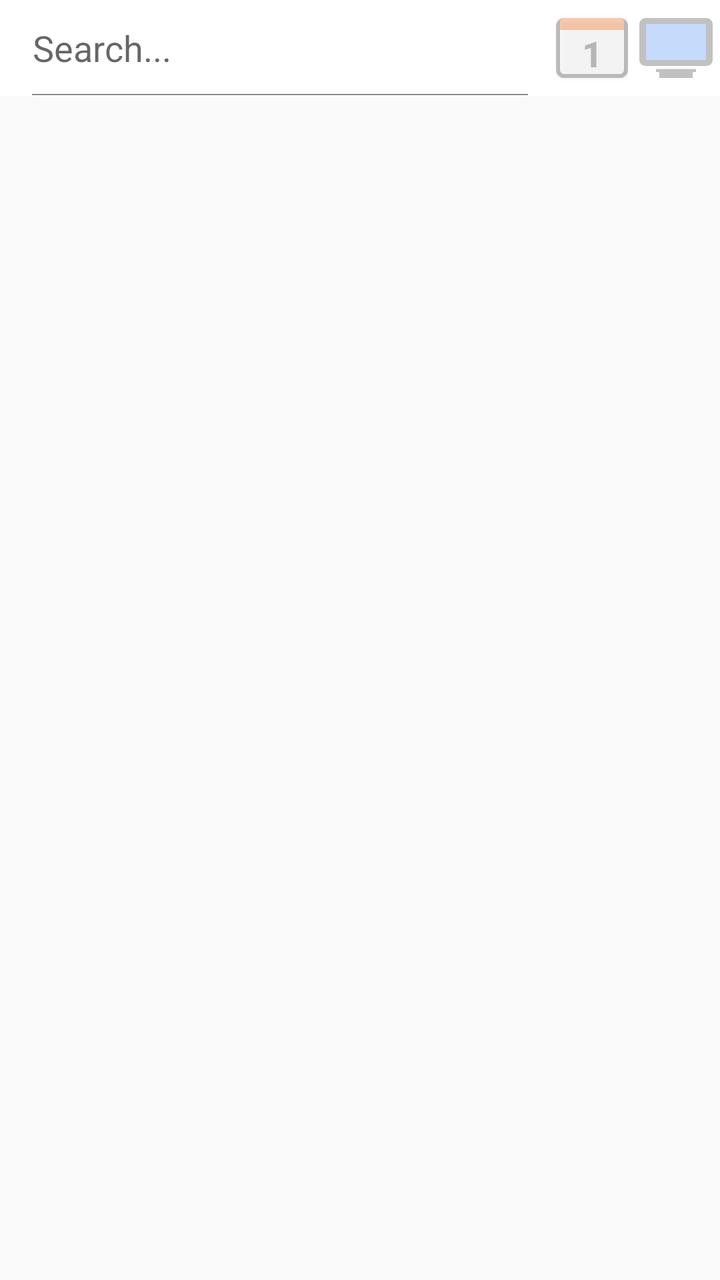
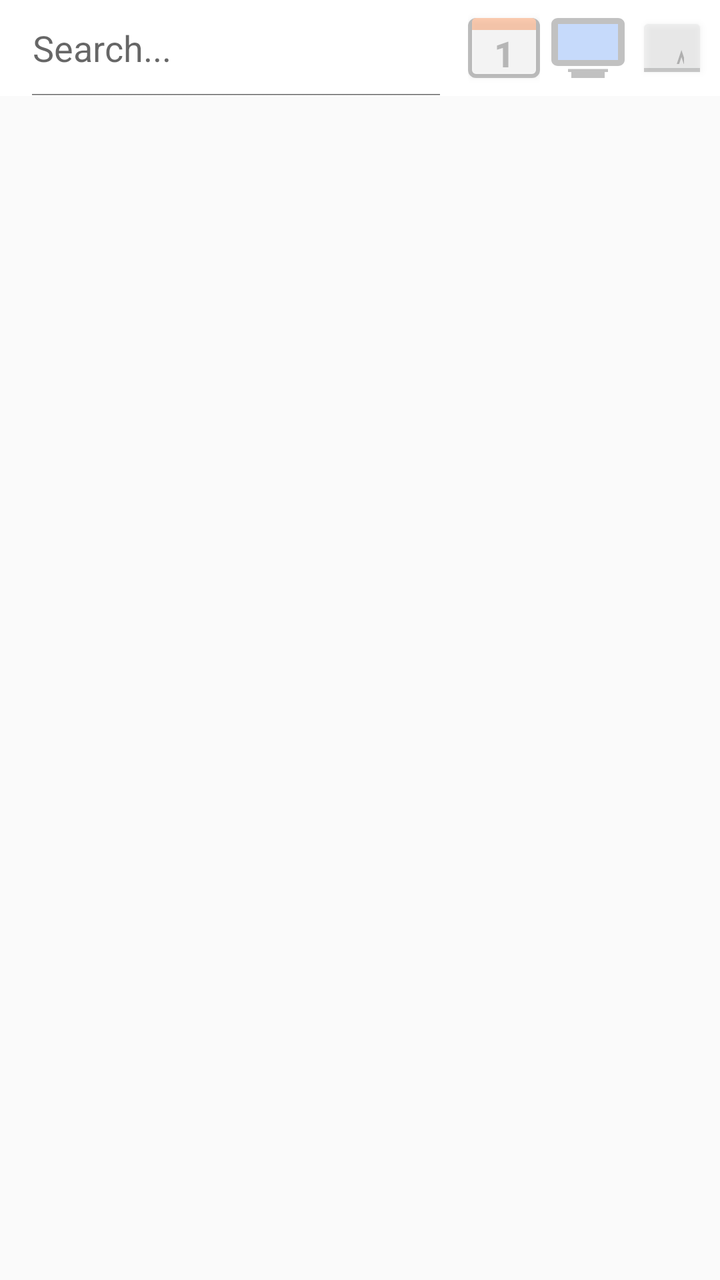

Two renders of the same Android screen: before a commit and after it. Below are the layout's source before the change and the commit's diff.
<!-- AndroidManifest.xml: application theme AppTheme -->
<!-- res/layout/activity_main.xml -->
<?xml version="1.0" encoding="utf-8"?>
<LinearLayout xmlns:android="http://schemas.android.com/apk/res/android"
    xmlns:tools="http://schemas.android.com/tools"
    android:id="@+id/container"
    android:layout_width="match_parent"
    android:layout_height="match_parent"
    android:orientation="vertical"
    tools:ignore="HardcodedText,VisualLintTextFieldSize">

    
    <Toolbar
        android:id="@+id/toolbar"
        android:layout_width="match_parent"
        android:layout_height="48dp"
        android:background="@android:color/white">

        <LinearLayout
            android:layout_width="match_parent"
            android:layout_height="match_parent"
            android:background="@android:color/white"
            android:baselineAligned="false"
            android:orientation="horizontal">

            
            <SearchView
                android:id="@+id/search"
                android:layout_width="0dp"
                android:layout_height="match_parent"
                android:layout_weight="1"
                android:layout_marginStart="-16dp"
                android:iconifiedByDefault="false"
                android:queryHint="Search..."
                android:searchIcon="@null"
                tools:ignore="VisualLintBounds" />

            
            <FrameLayout
                android:id="@+id/todayButtonFrame"
                android:layout_width="44dp"
                android:layout_height="match_parent"
                android:paddingStart="6dp"
                android:paddingEnd="2dp"
                android:paddingTop="6dp"
                android:paddingBottom="6dp">
                <ToggleButton
                    android:id="@+id/todayButton"
                    android:layout_width="match_parent"
                    android:layout_height="match_parent"
                    android:background="@drawable/calendar_day_1"
                    android:checked="false"
                    android:contentDescription="Show only today's events"
                    android:textOff="1"
                    android:textOn="1"
                    android:textSize="18sp"
                    android:textStyle="bold"
                    android:textColor="#333333"
                    android:gravity="center"
                    android:paddingTop="8dp"
                    android:alpha="0.3" />
            </FrameLayout>

            
            <FrameLayout
                android:id="@+id/virtualButtonFrame"
                android:layout_width="44dp"
                android:layout_height="match_parent"
                android:paddingStart="2dp"
                android:paddingEnd="2dp"
                android:paddingTop="6dp"
                android:paddingBottom="6dp">
                <ToggleButton
                    android:id="@+id/virtualButton"
                    android:layout_width="match_parent"
                    android:layout_height="match_parent"
                    android:background="@drawable/virtual_icon"
                    android:checked="false"
                    android:contentDescription="Show only virtual/online events"
                    android:textOff=""
                    android:textOn=""
                    android:alpha="0.3" />
            </FrameLayout>
        </LinearLayout>

    </Toolbar>

    
    <FrameLayout
        android:layout_width="match_parent"
        android:layout_height="match_parent">

        <androidx.recyclerview.widget.RecyclerView
            android:id="@+id/recycler_view"
            android:layout_width="match_parent"
            android:layout_height="match_parent"
            android:contentDescription="List of events." />

    </FrameLayout>

</LinearLayout>
<!-- resources referenced by this layout -->
<resources>
  <!-- drawable calendar_day_1 (drawable) -->
  <?xml version="1.0" encoding="utf-8"?>
  <inset xmlns:android="http://schemas.android.com/apk/res/android"
      android:insetTop="3dp"
      android:insetBottom="3dp">
      <layer-list>
          
          <item>
              <shape android:shape="rectangle">
                  <solid android:color="#FFFFFF" />
                  <corners android:radius="3dp" />
                  <stroke android:width="2dp" android:color="#333333" />
              </shape>
          </item>
          
          <item android:top="0dp" android:height="6dp" android:left="2dp" android:right="2dp">
              <shape android:shape="rectangle">
                  <solid android:color="#FF5F05" />
                  <corners android:topLeftRadius="2dp" android:topRightRadius="2dp" />
              </shape>
          </item>
      </layer-list>
  </inset>
  <!-- drawable virtual_icon (drawable) -->
  <?xml version="1.0" encoding="utf-8"?>
  <vector xmlns:android="http://schemas.android.com/apk/res/android"
      android:width="24dp"
      android:height="24dp"
      android:viewportWidth="24"
      android:viewportHeight="24">
      
      <path
          android:fillColor="#333333"
          android:pathData="M21,2 L3,2 C1.9,2 1,2.9 1,4 L1,16 C1,17.1 1.9,18 3,18 L21,18 C22.1,18 23,17.1 23,16 L23,4 C23,2.9 22.1,2 21,2 Z" />
      
      <path
          android:fillColor="#4285F4"
          android:pathData="M21,4 L3,4 L3,16 L21,16 L21,4 Z" />
      
      <path
          android:fillColor="#333333"
          android:pathData="M6,19 L18,19 L18,20 L17,20 L17,22 L7,22 L7,20 L6,20 Z" />
  </vector>
  <style name="AppTheme" parent="Theme.AppCompat.Light.NoActionBar">
          <item name="colorPrimary">@color/colorPrimary</item>       
          <item name="colorPrimaryDark">@color/colorPrimaryDark</item> 
          <item name="colorAccent">@color/colorAccent</item>         
      </style>
  <color name="colorPrimary">#13294b</color>
  <color name="colorPrimaryDark">#13294b</color>
  <color name="colorAccent">#E84A27</color>
</resources>

<!-- the commit's change to res/layout/activity_main.xml (unified diff, before → after) -->
@@ -79,6 +79,27 @@
                     android:textOn=""
                     android:alpha="0.3" />
             </FrameLayout>
+
+            
+            <FrameLayout
+                android:id="@+id/starredButtonFrame"
+                android:layout_width="44dp"
+                android:layout_height="match_parent"
+                android:paddingStart="2dp"
+                android:paddingEnd="6dp"
+                android:paddingTop="6dp"
+                android:paddingBottom="6dp">
+                <ToggleButton
+                    android:id="@+id/starredButton"
+                    android:layout_width="match_parent"
+                    android:layout_height="match_parent"
+                    android:checked="false"
+                    android:contentDescription="Show only starred/favorite events"
+                    android:textOff="☆"
+                    android:textOn="★"
+                    android:textSize="24sp"
+                    android:alpha="0.3" />
+            </FrameLayout>
         </LinearLayout>
 
     </Toolbar>
